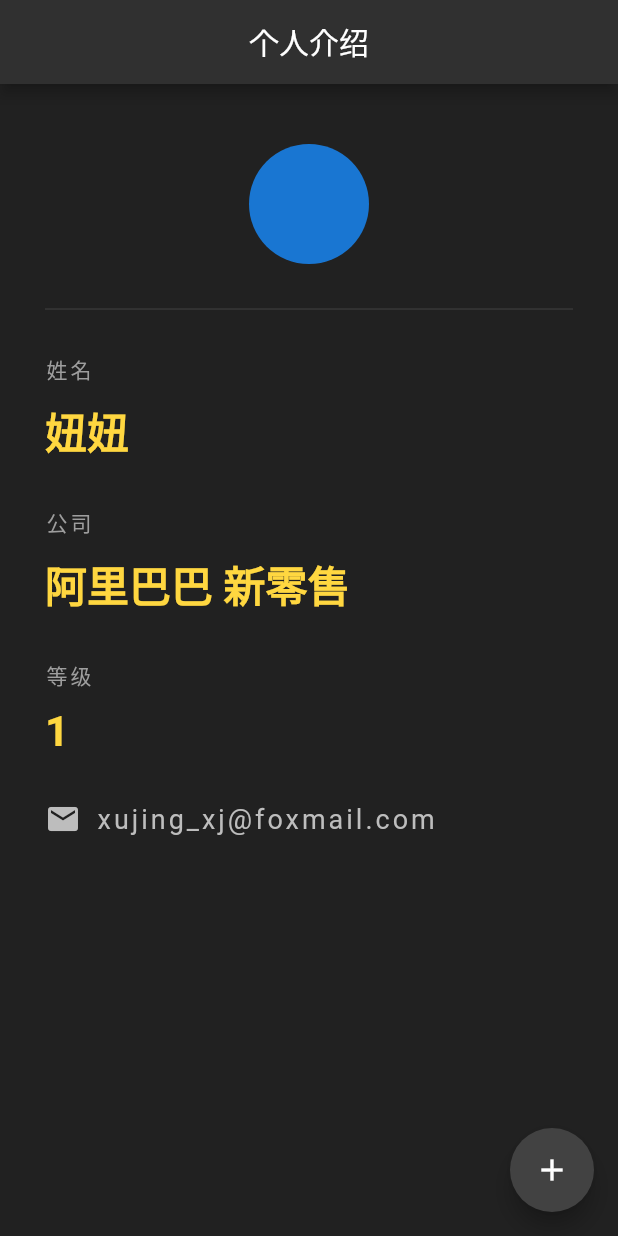
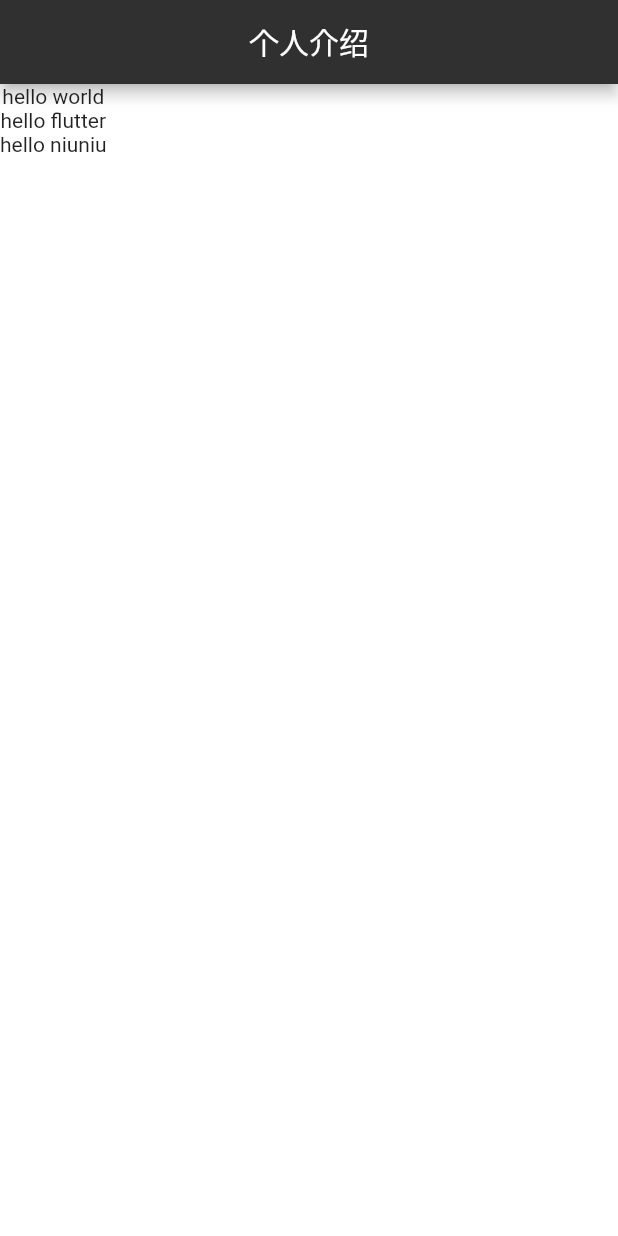
Before and after one commit to xjxujing/flutter-first-app, a Flutter app: the screen it shows after launch, on a phone screen of 412 x 824 dp. Run offline on Flutter 3.47's test engine with Material 2 defaults, Android fonts, the phone set to English and light mode, and no system bars.

Commit message:
使用 List 数据，有两种写法

```diff
--- a/lib/main.dart
+++ b/lib/main.dart
@@ -8,83 +8,28 @@ class Home extends StatefulWidget {
 }
 
 class _HomeState extends State<Home> {
-  int level = 1;
+//  定义一个列表
+  List<String> datas = ["hello world", "hello flutter", "hello niuniu"];
 
   @override
   Widget build(BuildContext context) {
     return Scaffold(
-      backgroundColor: Colors.grey[900],
+      backgroundColor: Colors.white,
       appBar: AppBar(
         title: Text("个人介绍"),
         centerTitle: true,
         backgroundColor: Colors.grey[850],
       ),
-      floatingActionButton: FloatingActionButton(
-        onPressed: () {
-          setState(() {
-            level += 1;
-          });
-        },
-        backgroundColor: Colors.grey[800],
-        child: Icon(Icons.add),
-      ),
-      body: Padding(
-        padding: const EdgeInsets.fromLTRB(30.0, 40.0, 30.0, 0),
-        child: Column(
-          crossAxisAlignment: CrossAxisAlignment.start,
-          children: <Widget>[
-            Center(
-              child: CircleAvatar(
-//                backgroundImage: AssetImage("assets/images/image.jpeg"),
-                radius: 40.0,
-              ),
-            ),
-            Divider(
-              height: 60.0,
-              color: Colors.grey[800],
-            ),
-            Text("姓名",
-                style: TextStyle(color: Colors.grey, letterSpacing: 2.0)),
-            SizedBox(height: 10.0),
-            Text("妞妞",
-                style: TextStyle(
-                    color: Colors.amberAccent[200],
-                    fontWeight: FontWeight.bold,
-                    fontSize: 28.0)),
-            SizedBox(height: 30.0),
-            Text("公司",
-                style: TextStyle(color: Colors.grey, letterSpacing: 2.0)),
-            SizedBox(height: 10.0),
-            Text("阿里巴巴 新零售",
-                style: TextStyle(
-                    color: Colors.amberAccent[200],
-                    fontWeight: FontWeight.bold,
-                    fontSize: 28.0)),
-            SizedBox(height: 30.0),
-            Text("等级",
-                style: TextStyle(color: Colors.grey, letterSpacing: 2.0)),
-            SizedBox(height: 10.0),
-            Text("$level",
-                style: TextStyle(
-                    color: Colors.amberAccent[200],
-                    fontWeight: FontWeight.bold,
-                    fontSize: 28.0)),
-            SizedBox(height: 30.0),
-            Row(
-              children: <Widget>[
-                Icon(Icons.email, color: Colors.grey[400]),
-                SizedBox(width: 10.0),
-                Text(
-                  "xujing_xj@foxmail.com",
-                  style: TextStyle(
-                      color: Colors.grey[400],
-                      fontSize: 18.0,
-                      letterSpacing: 2.0),
-                )
-              ],
-            )
-          ],
-        ),
+      body: Column(
+//        children: datas.map((data){
+//          return Text(data);
+//        }).toList(),
+        children: datas.map((data) => Text(data)).toList(),
+//        children: <Widget>[
+//          Text("hello world"),
+//          Text("hello flutter"),
+//          Text("hello niuniu"),
+//        ],
       ),
     );
   }
```
